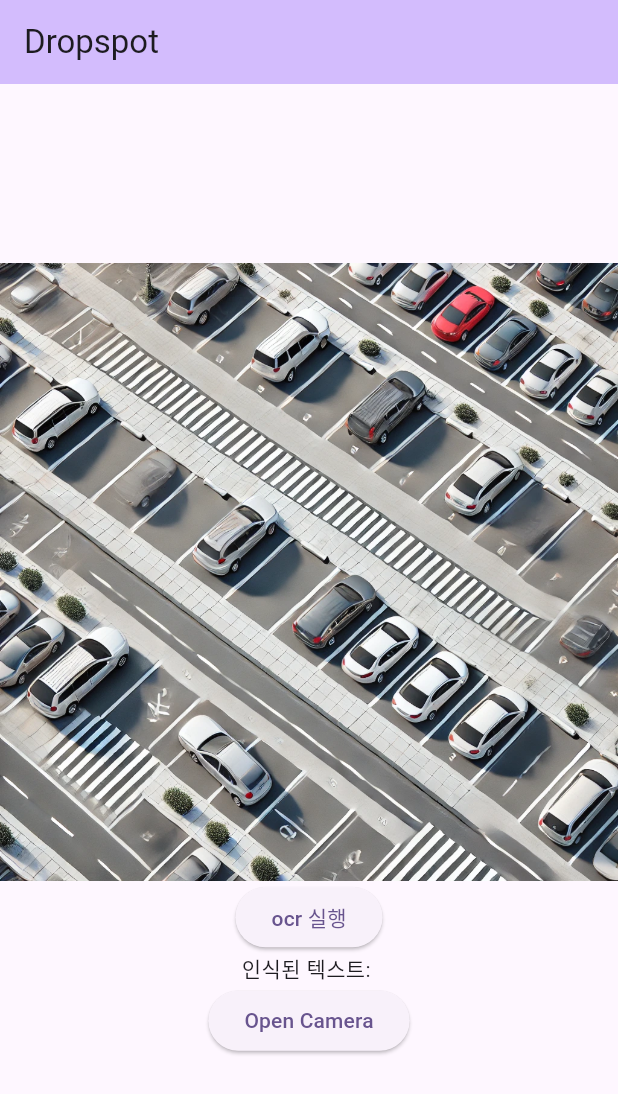
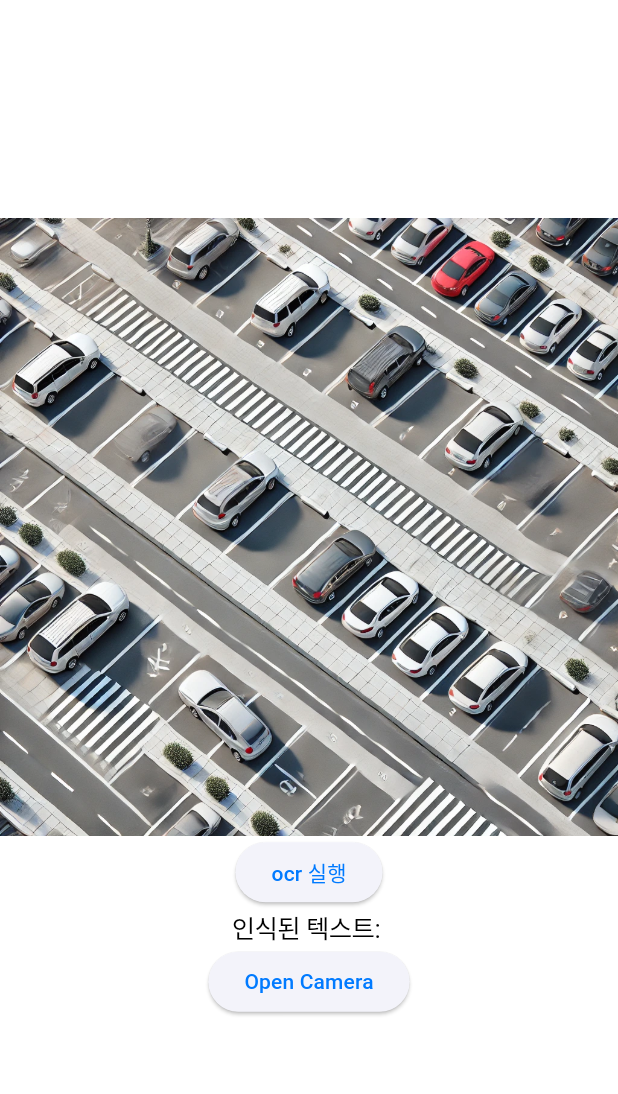
Before and after one commit to koreanhole/dropspot, a Flutter app: the screen it shows after launch, on a phone screen of 412 x 824 dp. Shown: the top 1094 px of the screen. Run offline on Flutter 3.47's test engine with Material 3 defaults, Android fonts, the phone set to English and light mode, and no system bars; our stand-ins replace image_picker, logger; missing offline and left inert: google_mlkit_text_recognition.

Commit message:
change to cupertino app

```diff
--- a/lib/main.dart
+++ b/lib/main.dart
@@ -4,7 +4,7 @@
 import 'package:dropspot/components/image_viewer.dart';
 import 'package:dropspot/components/recognized_text.dart';
 import 'package:dropspot/providers/parking_image_provider.dart';
-import 'package:flutter/material.dart';
+import 'package:flutter/cupertino.dart';
 import 'package:logger/web.dart';
 import 'package:provider/provider.dart';
 
@@ -29,11 +29,11 @@
 
   @override
   Widget build(BuildContext context) {
-    return MaterialApp(
-      title: 'Flutter Demo',
-      theme: ThemeData(
-        colorScheme: ColorScheme.fromSeed(seedColor: Colors.deepPurple),
-        useMaterial3: true,
+    return CupertinoApp(
+      title: 'Dropspot',
+      theme: CupertinoThemeData(
+        primaryColor: CupertinoColors.systemBlue,
+        brightness: Brightness.light,
       ),
       home: const HomeScreen(),
     );
@@ -45,12 +45,8 @@
 
   @override
   Widget build(BuildContext context) {
-    return Scaffold(
-      appBar: AppBar(
-        backgroundColor: Theme.of(context).colorScheme.inversePrimary,
-        title: Text("Dropspot"),
-      ),
-      body: Center(
+    return CupertinoPageScaffold(
+      child: Center(
         child: Column(
           mainAxisAlignment: MainAxisAlignment.center,
           children: <Widget>[
```
